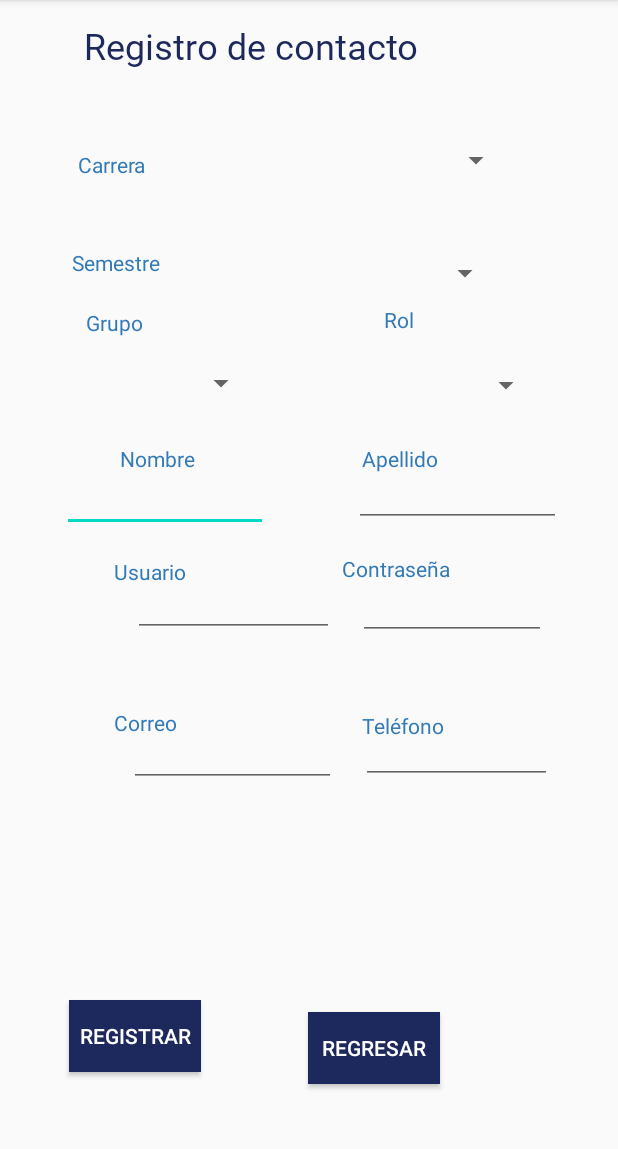
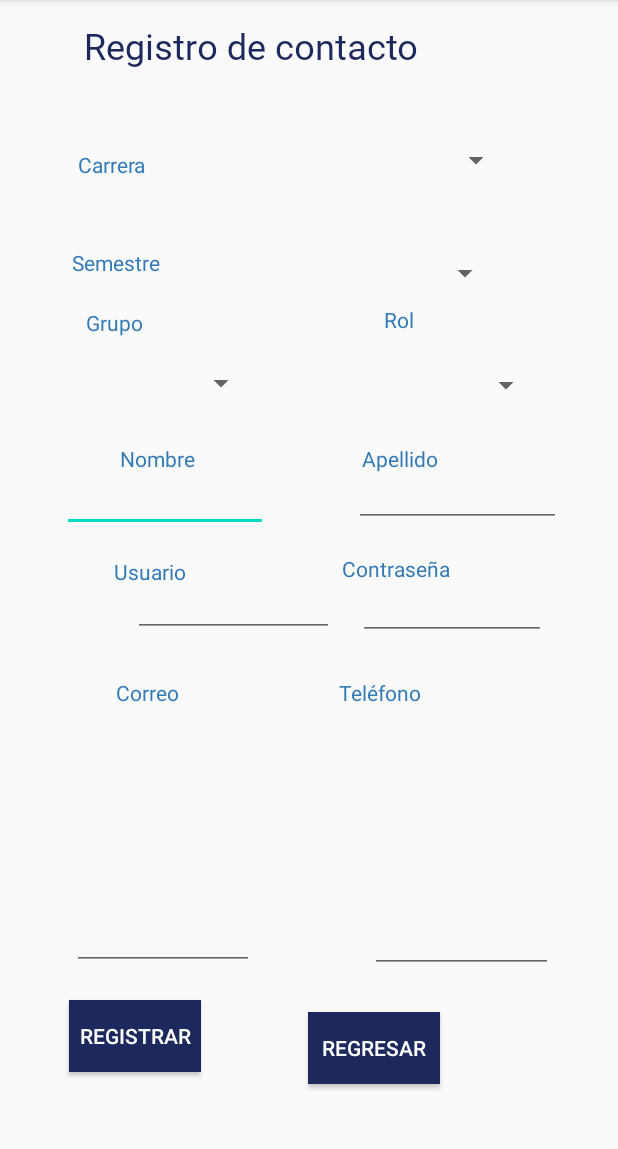
Before and after one commit to Diego1101/appAgendaIng, an Android app: the registroContactos screen opened directly, with no data from a screen before it, on a phone screen of 412 x 824 dp, the part 84-1233 px from its top. Run offline under Robolectric (Android 15) with nearby library versions, the phone set to English and light mode, and no system bars; libraries missing offline, so code that uses them is left out: com.loopj.android, cz.msebera.android; 16 statements that could not run were skipped.

Commit message:
funcionalidad de registro

```diff
--- a/app/src/main/res/layout/activity_registro_contactos.xml
+++ b/app/src/main/res/layout/activity_registro_contactos.xml
@@ -121,9 +121,9 @@
         android:layout_alignParentStart="true"
         android:layout_alignParentLeft="true"
         android:layout_alignParentTop="true"
-        android:layout_marginStart="76dp"
-        android:layout_marginLeft="76dp"
-        android:layout_marginTop="472dp"
+        android:layout_marginStart="77dp"
+        android:layout_marginLeft="77dp"
+        android:layout_marginTop="452dp"
         android:text="Correo"
         android:textColor=" #337AB7" />
 
@@ -134,9 +134,9 @@
         android:layout_alignParentStart="true"
         android:layout_alignParentLeft="true"
         android:layout_alignParentTop="true"
-        android:layout_marginStart="241dp"
-        android:layout_marginLeft="241dp"
-        android:layout_marginTop="474dp"
+        android:layout_marginStart="226dp"
+        android:layout_marginLeft="226dp"
+        android:layout_marginTop="452dp"
         android:text="Teléfono"
         android:textColor=" #337AB7" />
 
@@ -272,34 +272,6 @@
         android:ems="10"
         android:inputType="textPersonName" />
 
-    <EditText
-        android:id="@+id/txtRegistroCorreo"
-        android:layout_width="138dp"
-        android:layout_height="wrap_content"
-        android:layout_alignParentTop="true"
-        android:layout_alignParentEnd="true"
-        android:layout_alignParentRight="true"
-        android:layout_centerHorizontal="true"
-        android:layout_marginTop="479dp"
-        android:layout_marginEnd="188dp"
-        android:layout_marginRight="188dp"
-        android:ems="10"
-        android:inputType="textPersonName" />
-
-    <EditText
-        android:id="@+id/txtRegistroTel"
-        android:layout_width="127dp"
-        android:layout_height="wrap_content"
-        android:layout_alignParentTop="true"
-        android:layout_alignParentEnd="true"
-        android:layout_alignParentRight="true"
-        android:layout_centerHorizontal="true"
-        android:layout_marginTop="477dp"
-        android:layout_marginEnd="44dp"
-        android:layout_marginRight="44dp"
-        android:ems="10"
-        android:inputType="textPersonName" />
-
     <Spinner
         android:id="@+id/spRegistroGrupo"
         android:layout_width="130dp"
@@ -319,4 +291,30 @@
         android:layout_marginStart="234dp"
         android:layout_marginTop="232dp" />
 
+    <EditText
+        android:id="@+id/txtRegistroTel"
+        android:layout_width="122dp"
+        android:layout_height="wrap_content"
+        android:layout_alignParentEnd="true"
+        android:layout_alignParentRight="true"
+        android:layout_alignParentBottom="true"
+        android:layout_marginEnd="43dp"
+        android:layout_marginRight="43dp"
+        android:layout_marginBottom="119dp"
+        android:ems="10"
+        android:inputType="phone" />
+
+    <EditText
+        android:id="@+id/txtRegistroCorreo"
+        android:layout_width="121dp"
+        android:layout_height="wrap_content"
+        android:layout_alignParentStart="true"
+        android:layout_alignParentLeft="true"
+        android:layout_alignParentBottom="true"
+        android:layout_marginStart="48dp"
+        android:layout_marginLeft="48dp"
+        android:layout_marginBottom="121dp"
+        android:ems="10"
+        android:inputType="textEmailAddress" />
+
 </RelativeLayout>
```
Also changed, not shown: app/src/main/java/com/example/appmensajesing/registroContactos.java (+14 -12 lines).
